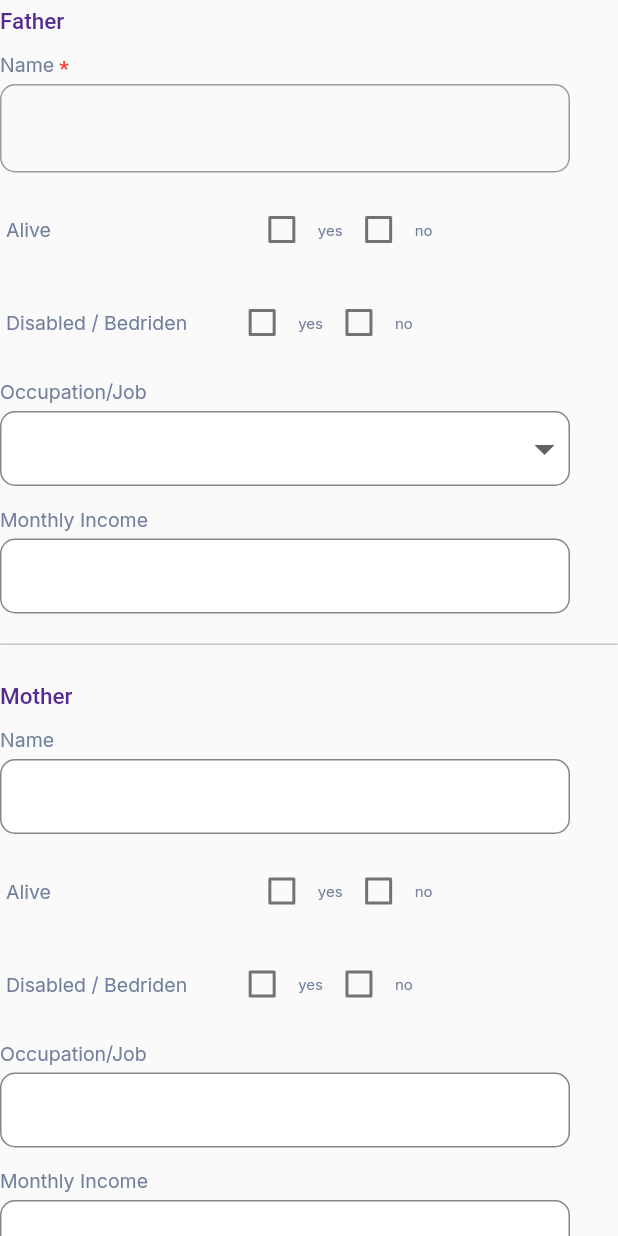
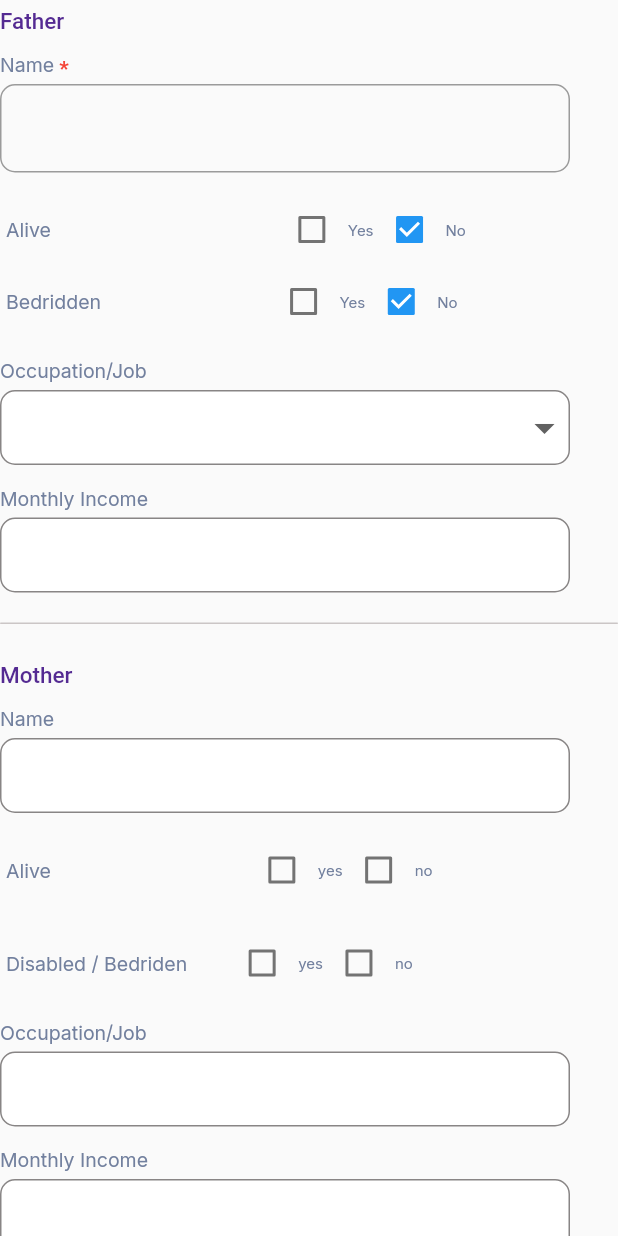
Before and after one commit to AdeebAbubacker/pankajtrust_desk_main, a Flutter app: the FamilyCard widget shown alone on an empty page, opened directly, on a phone screen of 412 x 824 dp. Run offline on Flutter 3.47's test engine with Material 2 defaults, Android fonts, the phone set to English and light mode, and no system bars; our stand-ins replace eva_icons_flutter, google_fonts.

Commit message:
third commit

```diff
--- /dev/null
+++ b/lib/checkboxdata.dart
@@ -0,0 +1,103 @@
+import 'package:flutter/material.dart';
+import 'package:pankajtrust_app/core/constant/constants.dart';
+
+class CheckBoxWorkout extends StatefulWidget {
+  final double width;
+
+  const CheckBoxWorkout({
+    super.key,
+    required this.width,
+  });
+
+  @override
+  State<CheckBoxWorkout> createState() => _CheckBoxWorkoutState();
+}
+
+class _CheckBoxWorkoutState extends State<CheckBoxWorkout> {
+  bool alive = false;
+  bool bedridden = false;
+  int selectedValue = 0;
+
+  @override
+  Widget build(BuildContext context) {
+    return Column(
+      children: [
+        Row(
+          children: [
+            Padding(
+              padding: const EdgeInsets.only(left: 4),
+              child: Text(
+                'Alive',
+                style: kCardContentStyle,
+              ),
+            ),
+            const SizedBox(
+              width: 150,
+            ),
+            Checkbox(
+                value: alive,
+                onChanged: (value) {
+                  setState(() {
+                    alive = true;
+                  });
+                }),
+            Text(
+              'Yes',
+              style: kCardContentSmallStyle,
+            ),
+            Checkbox(
+                value: !alive,
+                onChanged: (value) {
+                  setState(() {
+                    alive = false;
+                    bedridden = false;
+                  });
+                }),
+            Text(
+              'No',
+              style: kCardContentSmallStyle,
+            ),
+          ],
+        ),
+        Row(
+          children: [
+            Padding(
+              padding: const EdgeInsets.only(left: 4),
+              child: Text(
+                'Bedridden',
+                style: kCardContentStyle,
+              ),
+            ),
+            const SizedBox(
+              width: 111,
+            ),
+            Checkbox(
+                value: bedridden,
+                onChanged: (value) {
+                  setState(() {
+                    if (alive) {
+                      bedridden = true;
+                    }
+                  });
+                }),
+            Text(
+              'Yes',
+              style: kCardContentSmallStyle,
+            ),
+            Checkbox(
+                value: !bedridden,
+                onChanged: (value) {
+                  setState(() {
+                    bedridden = false;
+                  });
+                }),
+            Text(
+              'No',
+              style: kCardContentSmallStyle,
+            ),
+          ],
+        ),
+      ],
+    );
+  }
+}
--- a/lib/main.dart
+++ b/lib/main.dart
@@ -1,6 +1,7 @@
 import 'package:flutter/material.dart';
+import 'package:pankajtrust_app/presentation/bottomSheet.dart';
 import 'package:pankajtrust_app/presentation/student/screens/homescreen/horizontalStepper.dart';
-import 'package:pankajtrust_app/presentation/validation.dart';
+
 
 void main() {
   runApp(const MyApp());
@@ -17,7 +18,7 @@ class MyApp extends StatelessWidget {
       theme: ThemeData(
           // useMaterial3: true,
           ),
-       home: const MyCustomStepper(),
+       home: const MyHomePage(),
     );
   }
 }
--- a/lib/presentation/student/screens/family/widgets/card/family_card.dart
+++ b/lib/presentation/student/screens/family/widgets/card/family_card.dart
@@ -1,4 +1,5 @@
 import 'package:flutter/material.dart';
+import 'package:pankajtrust_app/checkboxdata.dart';
 import 'package:pankajtrust_app/core/constant/constants.dart';
 import 'package:pankajtrust_app/presentation/student/screens/family/widgets/local_widgets/checkbox_data.dart';
 import 'package:pankajtrust_app/presentation/student/screens/family/widgets/local_widgets/labulcumNumericalText.dart';
@@ -34,14 +35,19 @@ class _FamilyCardState extends State<FamilyCard> {
         // LabelcumDropDownMenu(mytext: 'Name'),
         LabelcumTextFormField(mytext: 'Name'),
         const HeightSpacer(height: 14),
-        const CheckBoxData(label: 'Alive', width: 130),
-        const HeightSpacer(height: 14),
-        const CheckBoxData(label: 'Disabled / Bedriden', width: 26),
+        // const CheckBoxData(label: 'Alive', width: 130),
+        // const HeightSpacer(height: 14),
+        // const CheckBoxData(label: 'Disabled / Bedriden', width: 26),
+        CheckBoxWorkout(
+          width: 46,
+        ),
         const HeightSpacer(height: 14),
         // LabelcumDropDownMenu(mytext: 'Occupation/Job'),
         LabelcumDropOccupation(mytext: 'Occupation/Job'),
         const HeightSpacer(height: 14),
-        LabelcumNumericalText(mytext: 'Monthly Income',),
+        LabelcumNumericalText(
+          mytext: 'Monthly Income',
+        ),
         const LineDivider(),
         const Padding(
           padding: EdgeInsets.only(top: 5, bottom: 12),
@@ -55,7 +61,9 @@ class _FamilyCardState extends State<FamilyCard> {
         const HeightSpacer(height: 14),
         LabelcumDropDownMenu(mytext: 'Occupation/Job'),
         const HeightSpacer(height: 14),
-       LabelcumNumericalText(mytext: 'Monthly Income',),
+        LabelcumNumericalText(
+          mytext: 'Monthly Income',
+        ),
         Padding(
           padding: const EdgeInsets.all(8.0),
           child: Row(
@@ -88,8 +96,9 @@ class _FamilyCardState extends State<FamilyCard> {
         LabelcumDropDownMenu(mytext: 'Occupation/Job'),
         const HeightSpacer(height: 14),
         // LabelcumDropDownMenu(mytext: 'Monthly Income'),
-        LabelcumNumericalText(mytext: 'Monthly Income',),
-
+        LabelcumNumericalText(
+          mytext: 'Monthly Income',
+        ),
       ]),
     );
   }
```
Also changed, not shown: lib/presentation/bottomSheet.dart (added, +226 -0 lines).
